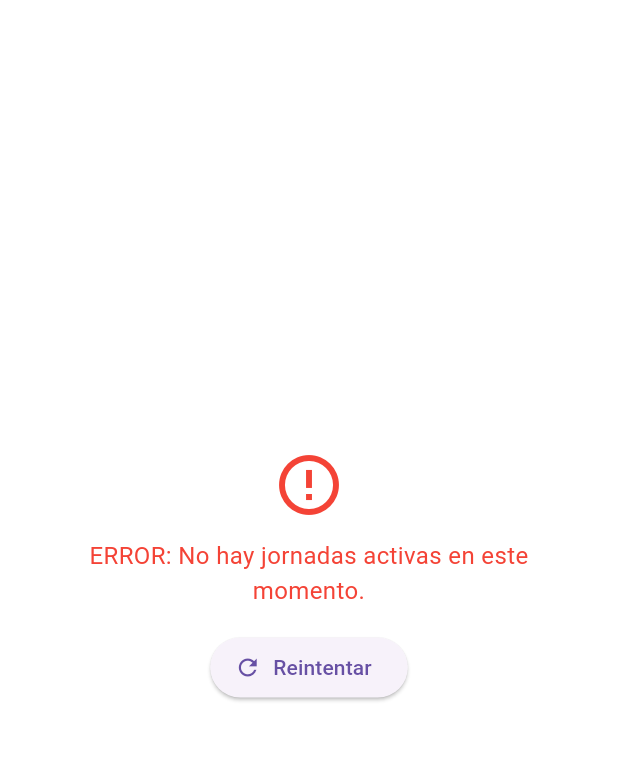
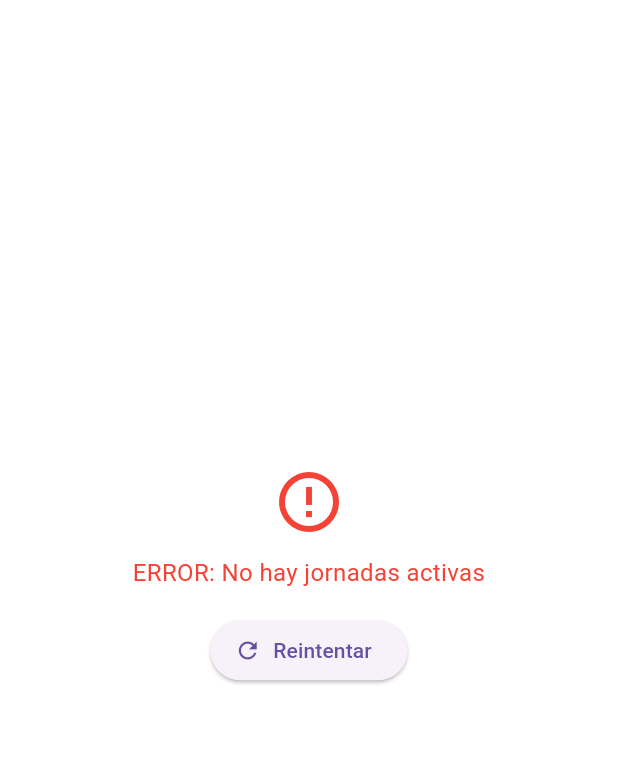
Before and after one commit to WykosVx/AECA-APP, a Flutter app: the GeneradorQrScreen screen opened directly, after a tap on "Reintentar", on a phone screen of 412 x 824 dp, the part 84-845 px from its top. Run offline on Flutter 3.47's test engine with Material 3 defaults, Android fonts, the phone set to English and light mode, and no system bars; our stand-ins replace audioplayers, cloud_firestore, firebase_auth, firebase_core, firebase_messaging, google_sign_in and 5 more; missing offline and left inert: mobile_scanner, shake; accounts and stored records are empty.

Commit message:
feat: ajuste milimétrico en constancia, barra QR fluida y calibración de shake en créditos

```diff
--- a/lib/screens/generador_qr_screen.dart
+++ b/lib/screens/generador_qr_screen.dart
@@ -10,25 +10,19 @@ class GeneradorQrScreen extends StatefulWidget {
   State<GeneradorQrScreen> createState() => _GeneradorQrScreenState();
 }
 
-class _GeneradorQrScreenState extends State<GeneradorQrScreen>
-    with SingleTickerProviderStateMixin {
+class _GeneradorQrScreenState extends State<GeneradorQrScreen> {
   String _qrData = "";
   bool _cargando = true;
   String? _idJornada;
-  Timer? _timerRotacion;
+  Timer? _timerSegundo;
 
-  // Tiempo de validez/rotación del QR en segundos (10s o 15s es lo recomendado)
-  static const int _duracionSegundos = 10;
-
-  late AnimationController _animController;
+  // Tiempo total de validez en segundos
+  static const int _duracionTotal = 10;
+  int _segundosRestantes = _duracionTotal;
 
   @override
   void initState() {
     super.initState();
-    _animController = AnimationController(
-      vsync: this,
-      duration: const Duration(seconds: _duracionSegundos),
-    );
     _iniciarGenerador();
   }
 
@@ -46,22 +40,24 @@ class _GeneradorQrScreenState extends State<GeneradorQrScreen>
         _idJornada = snapshot.docs.first.id;
         _generarNuevoQr();
 
-        // Reinicia la barra de progreso
-        _animController.forward(from: 0.0);
+        // Timer que descuenta segundo a segundo de forma exacta
+        _timerSegundo = Timer.periodic(const Duration(seconds: 1), (timer) {
+          if (!mounted) return;
 
-        // Timer periódico que refresca el QR
-        _timerRotacion = Timer.periodic(
-          const Duration(seconds: _duracionSegundos),
-          (timer) {
-            if (!mounted) return;
+          setState(() {
+            if (_segundosRestantes > 1) {
+              _segundosRestantes--;
+            } else {
+              // Llega a cero -> Genera nuevo QR y reinicia contador a 10
+              _segundosRestantes = _duracionTotal;
               _generarNuevoQr();
-            _animController.forward(from: 0.0);
-          },
-        );
+            }
+          });
+        });
       } else {
         setState(() {
           _cargando = false;
-          _qrData = "ERROR: No hay jornadas activas en este momento.";
+          _qrData = "ERROR: No hay jornadas activas";
         });
       }
     } catch (e) {
@@ -78,20 +74,21 @@ class _GeneradorQrScreenState extends State<GeneradorQrScreen>
     final int timestamp = DateTime.now().millisecondsSinceEpoch;
     setState(() {
       _cargando = false;
-      // Formato: idJornada|timestamp
       _qrData = "$_idJornada|$timestamp";
     });
   }
 
   @override
   void dispose() {
-    _timerRotacion?.cancel();
-    _animController.dispose();
+    _timerSegundo?.cancel();
     super.dispose();
   }
 
   @override
   Widget build(BuildContext context) {
+    // Progreso exacto de 1.0 (lleno) a 0.0 (vacío)
+    final double progreso = _segundosRestantes / _duracionTotal;
+
     return Scaffold(
       appBar: AppBar(
         title: const Text("Generar QR de Asistencia"),
@@ -136,7 +133,7 @@ class _GeneradorQrScreenState extends State<GeneradorQrScreen>
                         ),
                         const SizedBox(height: 20),
 
-                        // Contenedor del QR
+                        // Contenedor del código QR
                         Container(
                           padding: const EdgeInsets.all(16),
                           decoration: BoxDecoration(
@@ -164,33 +161,38 @@ class _GeneradorQrScreenState extends State<GeneradorQrScreen>
 
                         const SizedBox(height: 25),
 
-                        // Barra de tiempo restante visual
+                        // Barra de progreso y contador sincronizado
                         SizedBox(
                           width: 260,
-                          child: AnimatedBuilder(
-                            animation: _animController,
-                            builder: (context, child) {
-                              final restante = (_duracionSegundos * (1.0 - _animController.value)).ceil();
-                              return Column(
+                          child: Column(
                             children: [
-                                  LinearProgressIndicator(
-                                    value: 1.0 - _animController.value,
+                              ClipRRect(
+                                borderRadius: BorderRadius.circular(10),
+                                child: TweenAnimationBuilder<double>(
+                                  duration: const Duration(milliseconds: 900),
+                                  curve: Curves.linear,
+                                  tween: Tween<double>(
+                                    begin: progreso,
+                                    end: progreso,
+                                  ),
+                                  builder: (context, value, _) => LinearProgressIndicator(
+                                    value: value,
                                     backgroundColor: Colors.grey.shade200,
-                                    borderRadius: BorderRadius.circular(10),
+                                    color: value > 0.3 ? Colors.amber.shade700 : Colors.red,
                                     minHeight: 8,
                                   ),
-                                  const SizedBox(height: 8),
+                                ),
+                              ),
+                              const SizedBox(height: 10),
                               Text(
-                                    "El código se actualiza en $restante s",
+                                "El código se actualiza en $_segundosRestantes s",
                                 style: TextStyle(
-                                      fontSize: 13,
-                                      color: Colors.grey.shade700,
-                                      fontWeight: FontWeight.w500,
+                                  fontSize: 14,
+                                  color: _segundosRestantes <= 3 ? Colors.red : Colors.grey.shade700,
+                                  fontWeight: FontWeight.bold,
                                 ),
                               ),
                             ],
-                              );
-                            },
                           ),
                         ),
 
--- a/lib/screens/home_screen.dart
+++ b/lib/screens/home_screen.dart
@@ -28,7 +28,7 @@ class _HomeScreenState extends State<HomeScreen> {
 
   bool _tieneUpdate = false;
   String _releaseUrl = "";
-  final String _currentVersion = "0.18.0";
+  final String _currentVersion = "0.19.0";
 
   bool _dialogoAbierto = false;
   ShakeDetector? _shakeDetector;
@@ -44,7 +44,7 @@ class _HomeScreenState extends State<HomeScreen> {
           _mostrarCreditos(context);
         }
       },
-      shakeThresholdGravity: 2.5,
+      shakeThresholdGravity: 4.5,
     );
   }
 
--- a/pubspec.yaml
+++ b/pubspec.yaml
@@ -2,7 +2,7 @@ name: asistencia
 description: "A new Flutter project."
 publish_to: 'none'
 
-version: 0.18.0
+version: 0.19.0
 
 environment:
   sdk: ^3.11.4
```
Also changed, not shown: lib/screens/constancia_screen.dart (+27 -23 lines), 3 other files. Lines whose indentation alone changed are shown as unchanged.
